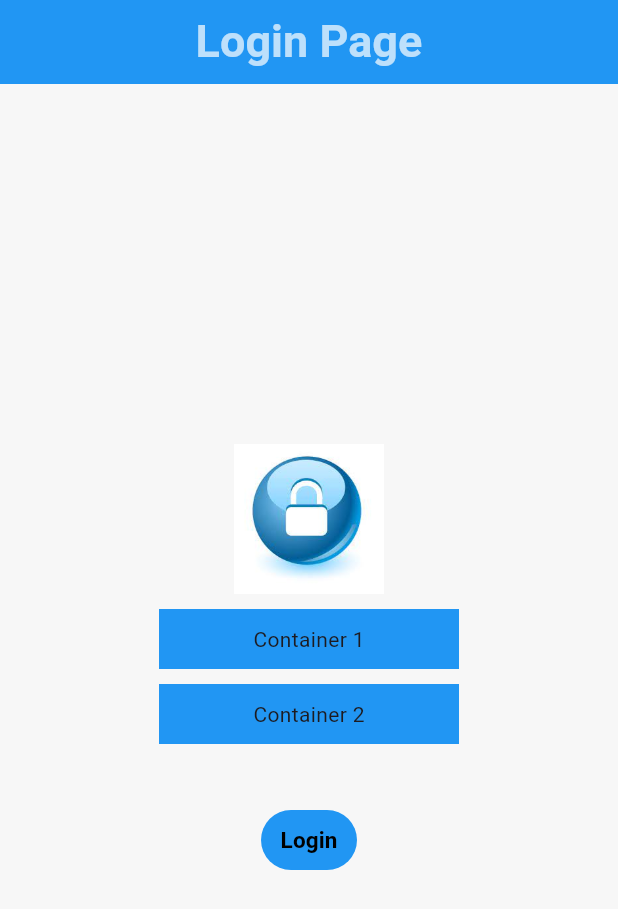
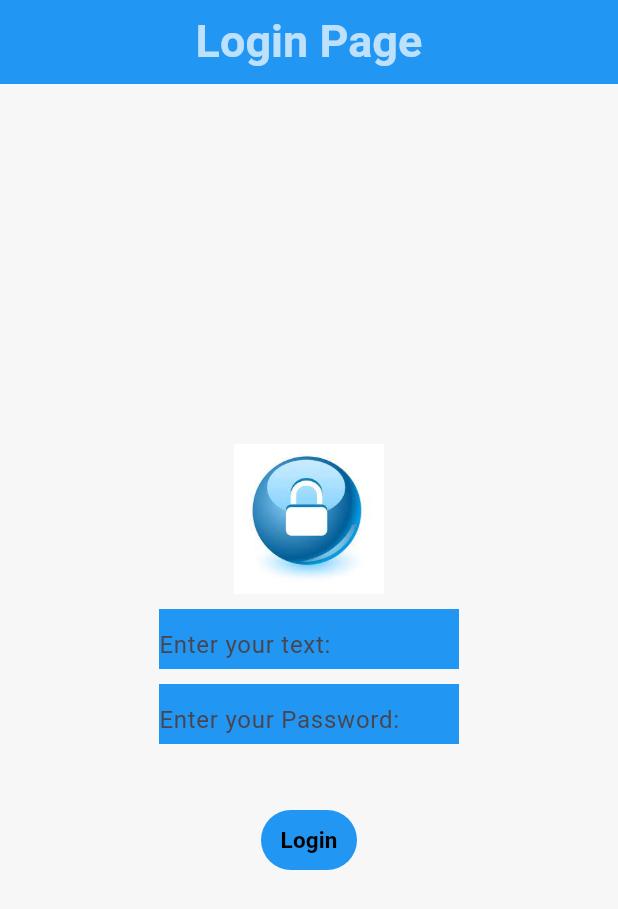
Before and after one commit to ZainAbdullah046/sharedpreference_loginpage, a Flutter app: the screen it shows after launch, on a phone screen of 412 x 824 dp. Shown: the top 909 px of the screen. Run offline on Flutter 3.47's test engine with Material 3 defaults, Android fonts, the phone set to English and light mode, and no system bars.

```diff
--- a/lib/Login.dart
+++ b/lib/Login.dart
@@ -1,5 +1,6 @@
 import 'package:flutter/material.dart';
 import 'package:flutter/widgets.dart';
+import 'package:sharedpreference_loginpage/Home.dart';
 
 class Login extends StatefulWidget {
   const Login({super.key});
@@ -9,6 +10,8 @@ class Login extends StatefulWidget {
 }
 
 class _MyWidgetState extends State<Login> {
+  TextEditingController namecontroller = TextEditingController();
+  TextEditingController passwordController = TextEditingController();
   @override
   Widget build(BuildContext context) {
     return Scaffold(
@@ -49,8 +52,14 @@ class _MyWidgetState extends State<Login> {
                 width: 200,
                 height: 40,
                 color: Colors.blue,
-                child: const Center(
-                  child: Text("Container 1"),
+                child: Center(
+                  child: TextField(
+                    controller: namecontroller,
+                    decoration: const InputDecoration(
+                      hintText: 'Enter your text:',
+                      border: InputBorder.none,
+                    ),
+                  ),
                 ),
               ),
               const SizedBox(
@@ -60,15 +69,29 @@ class _MyWidgetState extends State<Login> {
                 width: 200,
                 height: 40,
                 color: Colors.blue,
-                child: const Center(
-                  child: Text("Container 2"),
+                child: Center(
+                  child: TextField(
+                    controller: passwordController,
+                    obscureText: true,
+                    decoration: const InputDecoration(
+                      hintText: 'Enter your Password:',
+                      border: InputBorder.none,
+                    ),
+                  ),
                 ),
               ),
               const SizedBox(
                 height: 40,
               ),
               TextButton(
-                onPressed: () {},
+                onPressed: () {
+                  String name = namecontroller.text;
+                  String password = passwordController.text;
+                  Navigator.pushReplacement(
+                    context,
+                    MaterialPageRoute(builder: (context) => Home()),
+                  );
+                },
                 style: TextButton.styleFrom(
                   backgroundColor: Colors.blue,
                 ),
```
